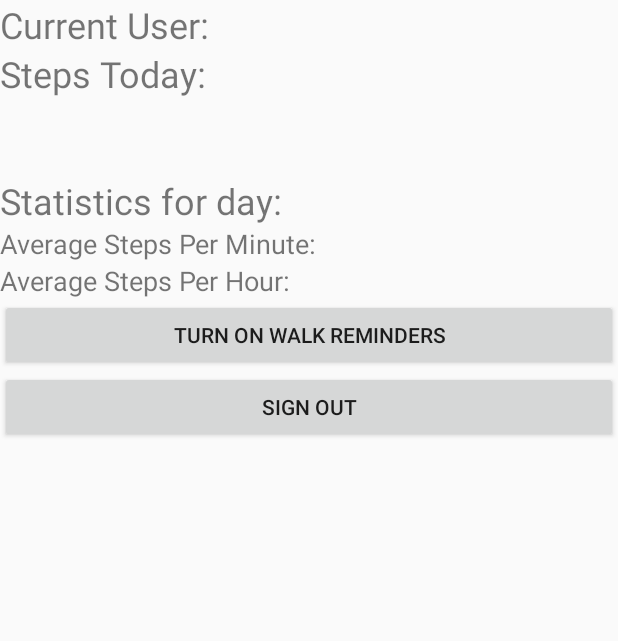
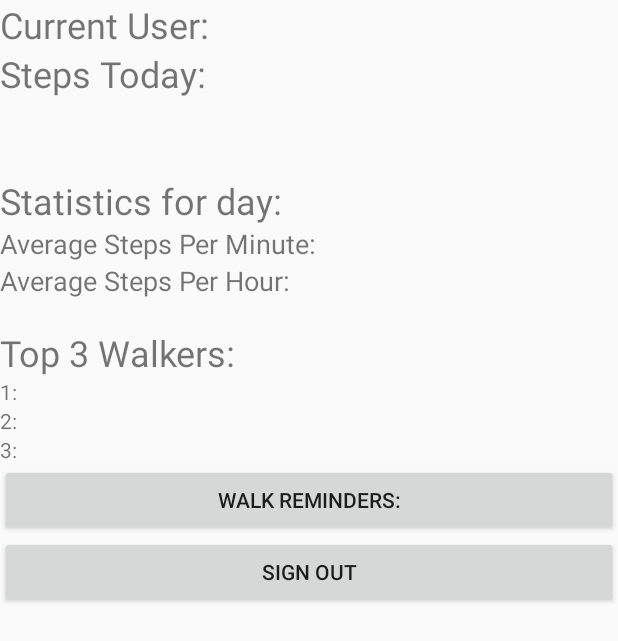
Before and after one commit to JordanLJoyner/AndroidFitnessApp, an Android app: the layout activity_main.xml on its own in the app's theme, with its tools: preview values and no code run, on a phone screen of 412 x 824 dp. Shown: the top 641 px of the screen. Run offline under Robolectric (Android 15) with nearby library versions, the phone set to English and light mode, and no system bars.

Commit message:
Add a top 3 walkers of the day to the main activity

```diff
--- a/JordanFitnessApp/app/src/main/res/layout/activity_main.xml
+++ b/JordanFitnessApp/app/src/main/res/layout/activity_main.xml
@@ -52,8 +52,38 @@
         android:id="@+id/average_steps_per_hour_textview"
         android:textSize="18sp"/>
 
+    <TextView
+        android:layout_width="match_parent"
+        android:layout_height="wrap_content"
+        android:id="@+id/textView2"/>
+
+    <TextView
+        android:text="Top 3 Walkers:"
+        android:layout_width="match_parent"
+        android:layout_height="wrap_content"
+        android:id="@+id/top_3_walkers_title_textview"
+        android:textSize="24sp"/>
+
+    <TextView
+        android:text="1:"
+        android:layout_width="match_parent"
+        android:layout_height="wrap_content"
+        android:id="@+id/top_walker_1_textview"/>
+
+    <TextView
+        android:text="2:"
+        android:layout_width="match_parent"
+        android:layout_height="wrap_content"
+        android:id="@+id/top_walker_2_textview"/>
+
+    <TextView
+        android:text="3:"
+        android:layout_width="match_parent"
+        android:layout_height="wrap_content"
+        android:id="@+id/top_walker_3_textview"/>
+
     <Button
-        android:text="Turn On Walk Reminders"
+        android:text="Walk Reminders:"
         android:layout_width="match_parent"
         android:layout_height="wrap_content"
         android:id="@+id/walk_reminders_button"/>
--- a/JordanFitnessApp/app/src/main/res/values/strings.xml
+++ b/JordanFitnessApp/app/src/main/res/values/strings.xml
@@ -2,8 +2,8 @@
     <string name="app_name">Jordan Fitness App</string>
     <string name="login_activity_login_title_text">Log In</string>
     <string name="login_activity_create_account_title_text">Create Account</string>
-    <string name="walk_reminder_on_button_text">Turn Hourly Reminders Off</string>
-    <string name="walk_reminder_off_button_text">Turn Hourly Reminders On</string>
+    <string name="walk_reminder_on_button_text">Walk Reminder Notification: ON</string>
+    <string name="walk_reminder_off_button_text">Walk Reminder Notification: OFF</string>
     <string name="count_sensor_unavailable_error_message">Count sensor, not available!</string>
     <string name="error_loading_savedata_message">An issue occured while loading username/password data: </string>
     <string name="wrong_username_error_message">The provided username does not match any username in our records, please try again</string>
```
Also changed, not shown: JordanFitnessApp/app/src/main/java/com/jordan/jordanfitnessapp/MainActivity.java (+24 -3 lines), JordanFitnessApp/app/src/main/java/com/jordan/jordanfitnessapp/UserInfoManager.java (+28 -3 lines).
